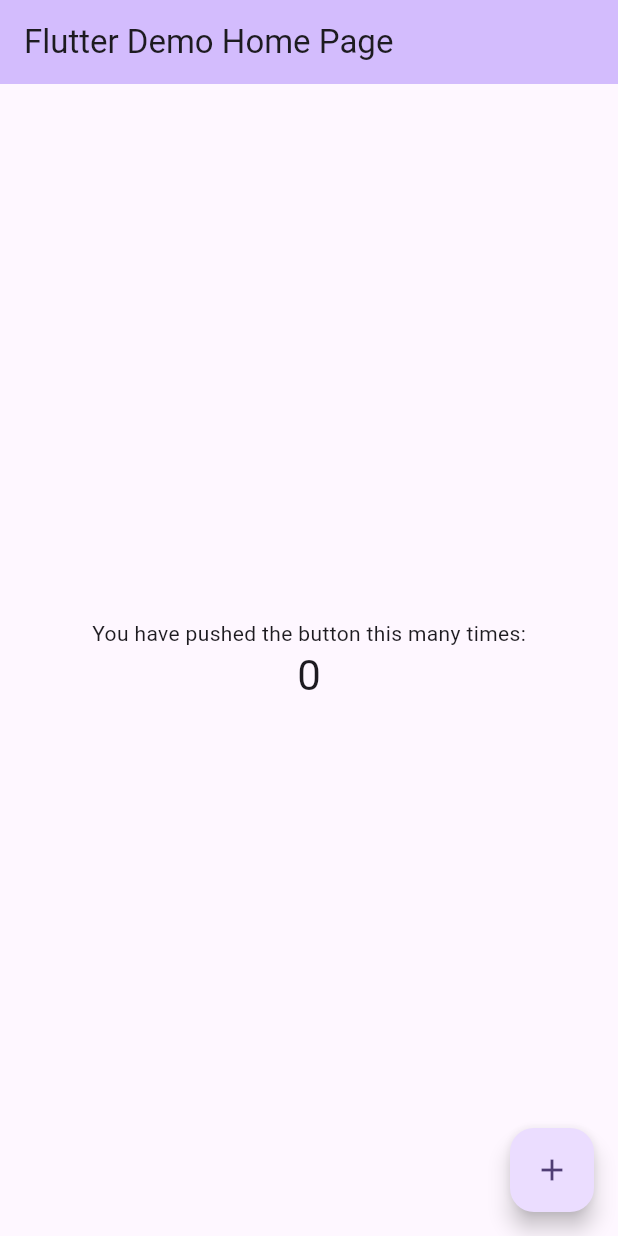
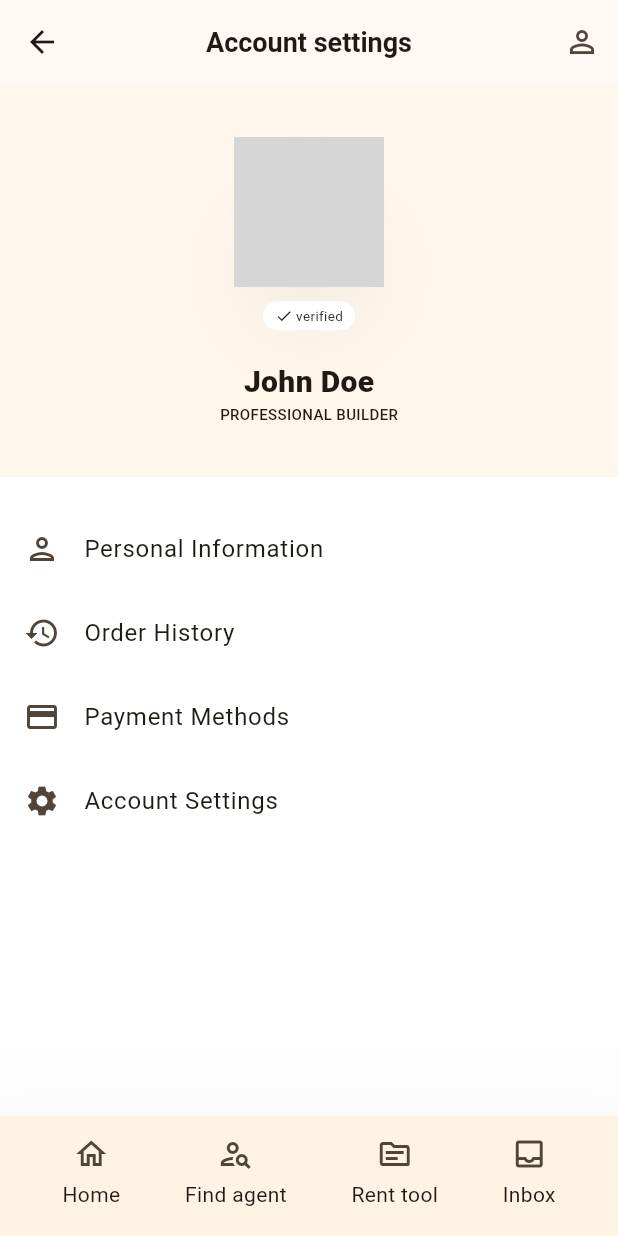
Before and after one commit to HansMbua/FlutterTest, a Flutter app: the screen it shows after launch, on a phone screen of 412 x 824 dp. Run offline on Flutter 3.47's test engine with Material 3 defaults, Android fonts, the phone set to English and light mode, and no system bars; network calls fail; grey boxes are pictures that could not be loaded.

```diff
--- /dev/null
+++ b/lib/account_page.dart
@@ -0,0 +1,198 @@
+import 'package:flutter/material.dart';
+
+class AccountPage extends StatefulWidget {
+  const AccountPage({super.key});
+
+  @override
+  State<AccountPage> createState() => _AccountPageState();
+}
+
+class _AccountPageState extends State<AccountPage> {
+  late Map<String, String> profileInfo;
+
+  @override
+  void initState() {
+    // TODO: implement initState
+    super.initState();
+    profileInfo = {
+      "name": "John Doe",
+      "profession": "PROFESSIONAL BUILDER",
+      "status": "verified",
+      "image":
+          "https://encrypted-tbn0.gstatic.com/images?q=tbn:ANd9GcSqcVXIgWCvTbb55lDj91N_g2rd0F3rma21CA&s"
+    };
+  }
+
+  @override
+  Widget build(BuildContext context) {
+    return Scaffold(
+      backgroundColor: Colors.white,
+      appBar: AppBar(
+        title: Text(
+          'Account settings',
+          style: TextStyle(
+            fontWeight: FontWeight.w700,
+            fontSize: 18,
+          ),
+        ),
+        centerTitle: true,
+        leading: IconButton(
+          icon: Icon(Icons.arrow_back_sharp),
+          onPressed: () {},
+        ),
+        actions: [
+          IconButton(
+            icon: Icon(Icons.person_outline_outlined),
+            onPressed: () {},
+          ),
+        ],
+      ),
+      body: SingleChildScrollView(
+        child: Column(
+          children: [
+            Container(
+              color: Colors.orangeAccent.withOpacity(.1),
+              padding: EdgeInsets.symmetric(
+                horizontal: 20,
+                vertical: 35,
+              ),
+              width: double.maxFinite,
+              child: Column(
+                children: [
+                  Material(
+                    shape: CircleBorder(),
+                    clipBehavior: Clip.hardEdge,
+                    elevation: 20,
+                    shadowColor: Colors.grey.withOpacity(.1),
+                    child: Image.network(
+                      profileInfo['image']!,
+                      fit: BoxFit.cover,
+                      height: 100,
+                      width: 100,
+                    ),
+                  ),
+                  SizedBox(height: 10),
+                  Container(
+                    decoration: BoxDecoration(
+                      color: Colors.white,
+                      borderRadius: BorderRadius.circular(10),
+                    ),
+                    padding: EdgeInsets.symmetric(
+                      horizontal: 8,
+                      vertical: 3,
+                    ),
+                    child: Row(
+                      mainAxisSize: MainAxisSize.min,
+                      children: [
+                        Icon(
+                          profileInfo['status'] == 'verified'
+                              ? Icons.check
+                              : Icons.cancel_outlined,
+                          size: 12,
+                        ),
+                        SizedBox(width: 2),
+                        Text(
+                          profileInfo['status']!,
+                          style: TextStyle(
+                            fontSize: 9,
+                          ),
+                        ),
+                      ],
+                    ),
+                  ),
+                  SizedBox(height: 20),
+                  Text(
+                    profileInfo['name']!,
+                    style: TextStyle(
+                      fontWeight: FontWeight.w900,
+                      fontSize: 20,
+                    ),
+                  ),
+                  Text(
+                    profileInfo['profession']!,
+                    style: TextStyle(
+                      fontWeight: FontWeight.w500,
+                      fontSize: 10,
+                    ),
+                  ),
+                ],
+              ),
+            ),
+            SizedBox(height: 20),
+            ListTile(
+              title: Text('Personal Information'),
+              leading: Icon(Icons.person_outlined),
+            ),
+            ListTile(
+              title: Text('Order History'),
+              leading: Icon(Icons.history),
+            ),
+            ListTile(
+              title: Text('Payment Methods'),
+              leading: Icon(Icons.payment),
+            ),
+            ListTile(
+              title: Text('Account Settings'),
+              leading: Icon(Icons.settings),
+            ),
+          ],
+        ),
+      ),
+      bottomNavigationBar: BottomAppBar(
+        color: Colors.white,
+        elevation: 100,
+        padding: EdgeInsets.symmetric(
+          horizontal: 20,
+          vertical: 5,
+        ),
+        surfaceTintColor: Colors.orangeAccent,
+        shadowColor: Colors.black,
+        child: Row(
+          mainAxisAlignment: MainAxisAlignment.spaceAround,
+          children: [
+            IconButton(
+              onPressed: () {},
+              icon: Column(
+                children: [
+                  Icon(Icons.home_outlined),
+                  SizedBox(height: 5),
+                  Text('Home'),
+                ],
+              ),
+            ),
+            IconButton(
+              onPressed: () {},
+              icon: Column(
+                children: [
+                  Icon(Icons.person_search_outlined),
+                  SizedBox(height: 5),
+                  Text('Find agent'),
+                ],
+              ),
+            ),
+            IconButton(
+              onPressed: () {},
+              icon: Column(
+                children: [
+                  Icon(Icons.topic_outlined),
+                  SizedBox(height: 5),
+                  Text('Rent tool'),
+                ],
+              ),
+            ),
+            IconButton(
+              onPressed: () {},
+              icon: Column(
+                children: [
+                  Icon(Icons.inbox_outlined),
+                  SizedBox(height: 5),
+                  Text('Inbox'),
+                ],
+              ),
+            ),
+          ],
+        ),
+      ),
+    );
+  }
+}
--- a/lib/main.dart
+++ b/lib/main.dart
@@ -1,4 +1,5 @@
 import 'package:flutter/material.dart';
+import 'package:fluttertest/account_page.dart';
 
 void main() {
   runApp(const MyApp());
@@ -13,110 +14,9 @@ class MyApp extends StatelessWidget {
     return MaterialApp(
       title: 'Flutter Demo',
       theme: ThemeData(
-        // This is the theme of your application.
-        //
-        // TRY THIS: Try running your application with "flutter run". You'll see
-        // the application has a purple toolbar. Then, without quitting the app,
-        // try changing the seedColor in the colorScheme below to Colors.green
-        // and then invoke "hot reload" (save your changes or press the "hot
-        // reload" button in a Flutter-supported IDE, or press "r" if you used
-        // the command line to start the app).
-        //
-        // Notice that the counter didn't reset back to zero; the application
-        // state is not lost during the reload. To reset the state, use hot
-        // restart instead.
-        //
-        // This works for code too, not just values: Most code changes can be
-        // tested with just a hot reload.
-        colorScheme: ColorScheme.fromSeed(seedColor: Colors.deepPurple),
+        colorScheme: ColorScheme.fromSeed(seedColor: Colors.orange),
       ),
-      home: const MyHomePage(title: 'Flutter Demo Home Page'),
+      home: const AccountPage(),
     );
   }
 }
-
-class MyHomePage extends StatefulWidget {
-  const MyHomePage({super.key, required this.title});
-
-  // This widget is the home page of your application. It is stateful, meaning
-  // that it has a State object (defined below) that contains fields that affect
-  // how it looks.
-
-  // This class is the configuration for the state. It holds the values (in this
-  // case the title) provided by the parent (in this case the App widget) and
-  // used by the build method of the State. Fields in a Widget subclass are
-  // always marked "final".
-
-  final String title;
-
-  @override
-  State<MyHomePage> createState() => _MyHomePageState();
-}
-
-class _MyHomePageState extends State<MyHomePage> {
-  int _counter = 0;
-
-  void _incrementCounter() {
-    setState(() {
-      // This call to setState tells the Flutter framework that something has
-      // changed in this State, which causes it to rerun the build method below
-      // so that the display can reflect the updated values. If we changed
-      // _counter without calling setState(), then the build method would not be
-      // called again, and so nothing would appear to happen.
-      _counter++;
-    });
-  }
-
-  @override
-  Widget build(BuildContext context) {
-    // This method is rerun every time setState is called, for instance as done
-    // by the _incrementCounter method above.
-    //
-    // The Flutter framework has been optimized to make rerunning build methods
-    // fast, so that you can just rebuild anything that needs updating rather
-    // than having to individually change instances of widgets.
-    return Scaffold(
-      appBar: AppBar(
-        // TRY THIS: Try changing the color here to a specific color (to
-        // Colors.amber, perhaps?) and trigger a hot reload to see the AppBar
-        // change color while the other colors stay the same.
-        backgroundColor: Theme.of(context).colorScheme.inversePrimary,
-        // Here we take the value from the MyHomePage object that was created by
-        // the App.build method, and use it to set our appbar title.
-        title: Text(widget.title),
-      ),
-      body: Center(
-        // Center is a layout widget. It takes a single child and positions it
-        // in the middle of the parent.
-        child: Column(
-          // Column is also a layout widget. It takes a list of children and
-          // arranges them vertically. By default, it sizes itself to fit its
-          // children horizontally, and tries to be as tall as its parent.
-          //
-          // Column has various properties to control how it sizes itself and
-          // how it positions its children. Here we use mainAxisAlignment to
-          // center the children vertically; the main axis here is the vertical
-          // axis because Columns are vertical (the cross axis would be
-          // horizontal).
-          //
-          // TRY THIS: Invoke "debug painting" (choose the "Toggle Debug Paint"
-          // action in the IDE, or press "p" in the console), to see the
-          // wireframe for each widget.
-          mainAxisAlignment: MainAxisAlignment.center,
-          children: <Widget>[
-            const Text('You have pushed the button this many times:'),
-            Text(
-              '$_counter',
-              style: Theme.of(context).textTheme.headlineMedium,
-            ),
-          ],
-        ),
-      ),
-      floatingActionButton: FloatingActionButton(
-        onPressed: _incrementCounter,
-        tooltip: 'Increment',
-        child: const Icon(Icons.add),
-      ), // This trailing comma makes auto-formatting nicer for build methods.
-    );
-  }
-}
```
